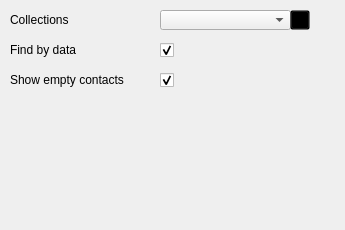
Above: contacts/config.ui from KDE/akonadi-google-applets before the change. Below: the same form after it.
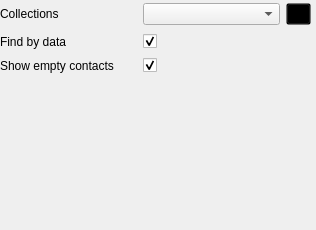
That is the form after the change.

Commit message: Add config dialog to QGridLayout

Diff of the .ui file:
```diff
--- a/contacts/config.ui
+++ b/contacts/config.ui
@@ -6,7 +6,7 @@
    <rect>
     <x>0</x>
     <y>0</y>
-    <width>345</width>
+    <width>316</width>
     <height>230</height>
    </rect>
   </property>
@@ -19,28 +19,25 @@
   <property name="windowTitle">
    <string>Configuration</string>
   </property>
+  <widget class="QWidget" name="">
+   <property name="geometry">
+    <rect>
+     <x>0</x>
+     <y>0</y>
+     <width>311</width>
+     <height>76</height>
+    </rect>
+   </property>
+   <layout class="QGridLayout" name="gridLayout">
+    <item row="0" column="0">
   <widget class="QLabel" name="label_4">
-   <property name="geometry">
-    <rect>
-     <x>10</x>
-     <y>10</y>
-     <width>61</width>
-     <height>20</height>
-    </rect>
-   </property>
    <property name="text">
     <string>&lt;html&gt;&lt;head/&gt;&lt;body&gt;&lt;p&gt;Collections&lt;/p&gt;&lt;/body&gt;&lt;/html&gt;</string>
    </property>
   </widget>
+    </item>
+    <item row="0" column="1">
   <widget class="QComboBox" name="collectionBox">
-   <property name="geometry">
-    <rect>
-     <x>160</x>
-     <y>10</y>
-     <width>131</width>
-     <height>20</height>
-    </rect>
-   </property>
    <property name="layoutDirection">
     <enum>Qt::LeftToRight</enum>
    </property>
@@ -54,14 +51,14 @@
     <enum>QComboBox::AdjustToContentsOnFirstShow</enum>
    </property>
   </widget>
+    </item>
+    <item row="0" column="2">
   <widget class="QPushButton" name="loadCollections">
-   <property name="geometry">
-    <rect>
-     <x>290</x>
-     <y>10</y>
-     <width>20</width>
-     <height>20</height>
-    </rect>
+      <property name="maximumSize">
+       <size>
+        <width>25</width>
+        <height>25</height>
+       </size>
    </property>
    <property name="styleSheet">
     <string notr="true">background-color:transparent</string>
@@ -70,28 +67,16 @@
     <string/>
    </property>
   </widget>
+    </item>
+    <item row="1" column="0">
   <widget class="QLabel" name="label_5">
-   <property name="geometry">
-    <rect>
-     <x>10</x>
-     <y>40</y>
-     <width>131</width>
-     <height>20</height>
-    </rect>
-   </property>
    <property name="text">
     <string>Find by data</string>
    </property>
   </widget>
+    </item>
+    <item row="1" column="1">
   <widget class="QCheckBox" name="findData">
-   <property name="geometry">
-    <rect>
-     <x>160</x>
-     <y>40</y>
-     <width>89</width>
-     <height>20</height>
-    </rect>
-   </property>
    <property name="text">
     <string/>
    </property>
@@ -99,34 +84,25 @@
     <bool>true</bool>
    </property>
   </widget>
+    </item>
+    <item row="2" column="0">
   <widget class="QLabel" name="label_6">
-   <property name="geometry">
-    <rect>
-     <x>10</x>
-     <y>70</y>
-     <width>141</width>
-     <height>20</height>
-    </rect>
-   </property>
    <property name="text">
     <string>Show empty contacts</string>
    </property>
   </widget>
+    </item>
+    <item row="2" column="1">
   <widget class="QCheckBox" name="showEmptyContacts">
-   <property name="geometry">
-    <rect>
-     <x>160</x>
-     <y>70</y>
-     <width>89</width>
-     <height>20</height>
-    </rect>
-   </property>
    <property name="text">
     <string/>
    </property>
    <property name="checked">
     <bool>true</bool>
    </property>
+     </widget>
+    </item>
+   </layout>
   </widget>
  </widget>
  <resources/>
```
Lines whose indentation alone changed are shown as unchanged. The commit also changes 2 other files.
